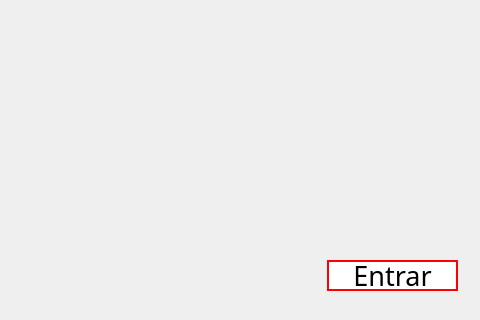
Old version of the form cont_estoque/Controle_estoque/estoque.ui in the repository Douglasghs/sistema_estoque; both pictures show x 383 to 863 and y 180 to 500 of the 863 by 500 pixel window.
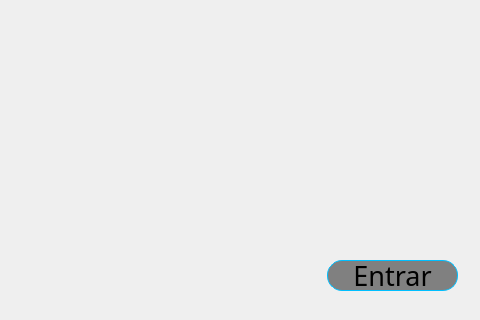
New version of the form.

```diff
--- a/cont_estoque/Controle_estoque/estoque.ui
+++ b/cont_estoque/Controle_estoque/estoque.ui
@@ -42,10 +42,9 @@
     </font>
    </property>
    <property name="styleSheet">
-    <string notr="true">color:#000;
-background-color:#fff;
-border-radius:40px;
-border: 2px solid red;</string>
+    <string notr="true">border-radius:15px;
+background: #808080;
+border: 1px solid #00BFFF;</string>
    </property>
    <property name="text">
     <string>Entrar</string>
```
